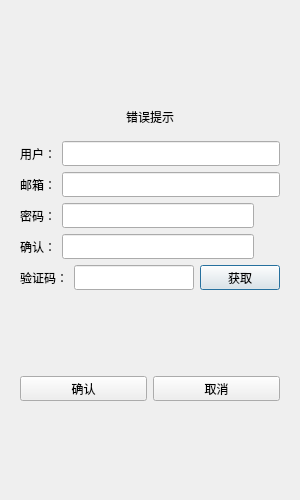
Qt form client/llfcchat/registerdialog.ui (qinghejing/thesis_project) before a commit.
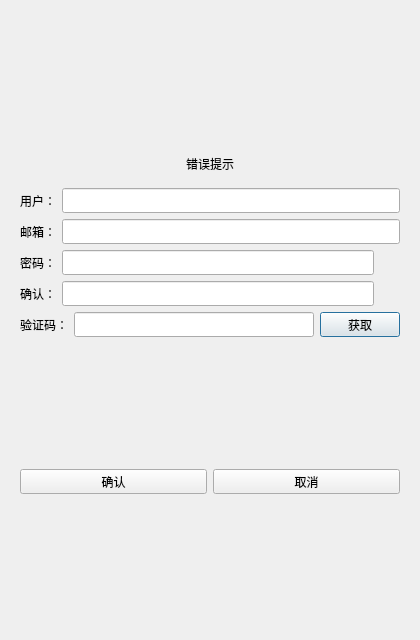
The same form after that commit. Custom widgets are drawn as their Qt base class.

Diff of the .ui file:
```diff
--- a/client/llfcchat/registerdialog.ui
+++ b/client/llfcchat/registerdialog.ui
@@ -6,20 +6,20 @@
    <rect>
     <x>0</x>
     <y>0</y>
-    <width>300</width>
-    <height>500</height>
+    <width>420</width>
+    <height>640</height>
    </rect>
   </property>
   <property name="minimumSize">
    <size>
-    <width>300</width>
-    <height>500</height>
+    <width>360</width>
+    <height>560</height>
    </size>
   </property>
   <property name="maximumSize">
    <size>
-    <width>300</width>
-    <height>500</height>
+    <width>16777215</width>
+    <height>16777215</height>
    </size>
   </property>
   <property name="windowTitle">
```
